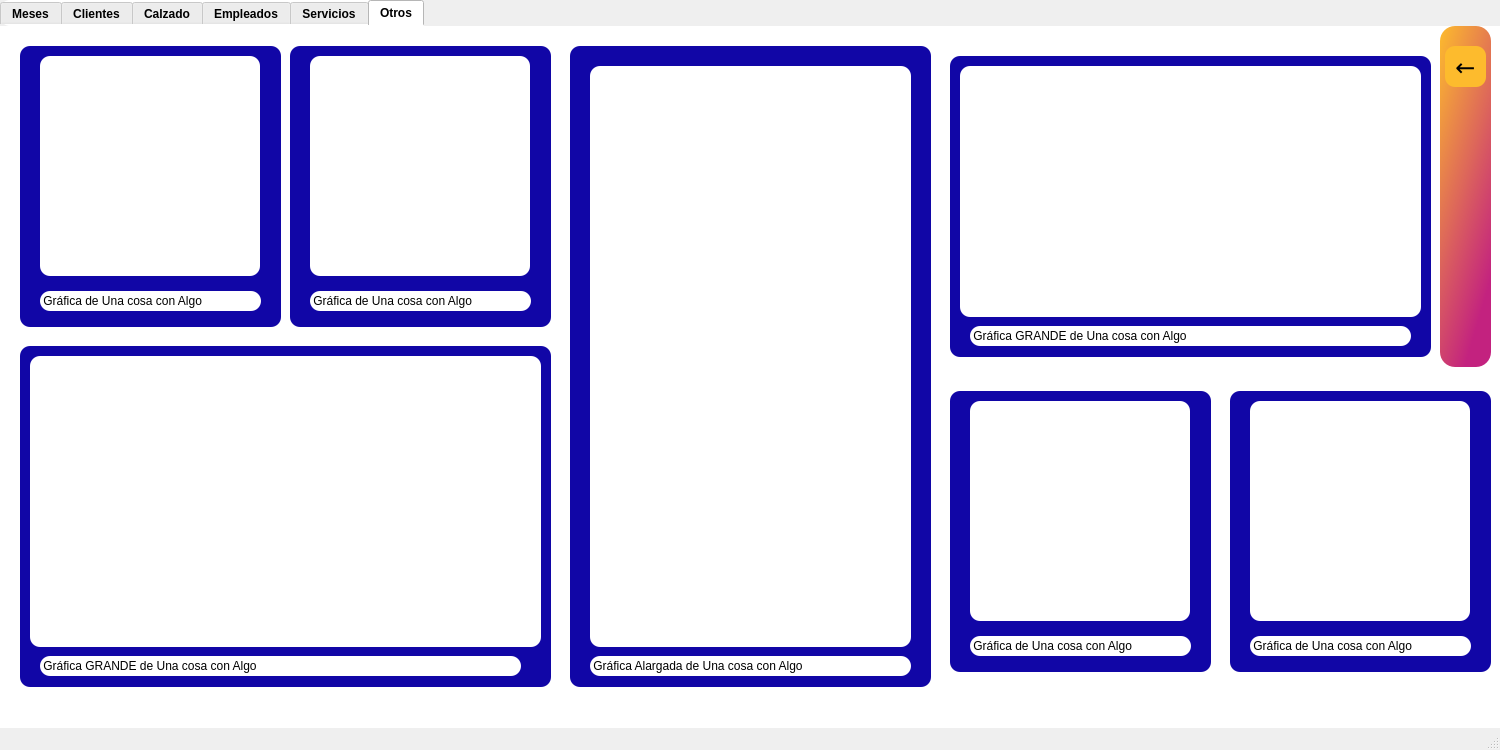
This is dashboard.ui in xXDatiXx/DashBoard_Bases as Qt 5 draws it before an edit. The edited form follows.
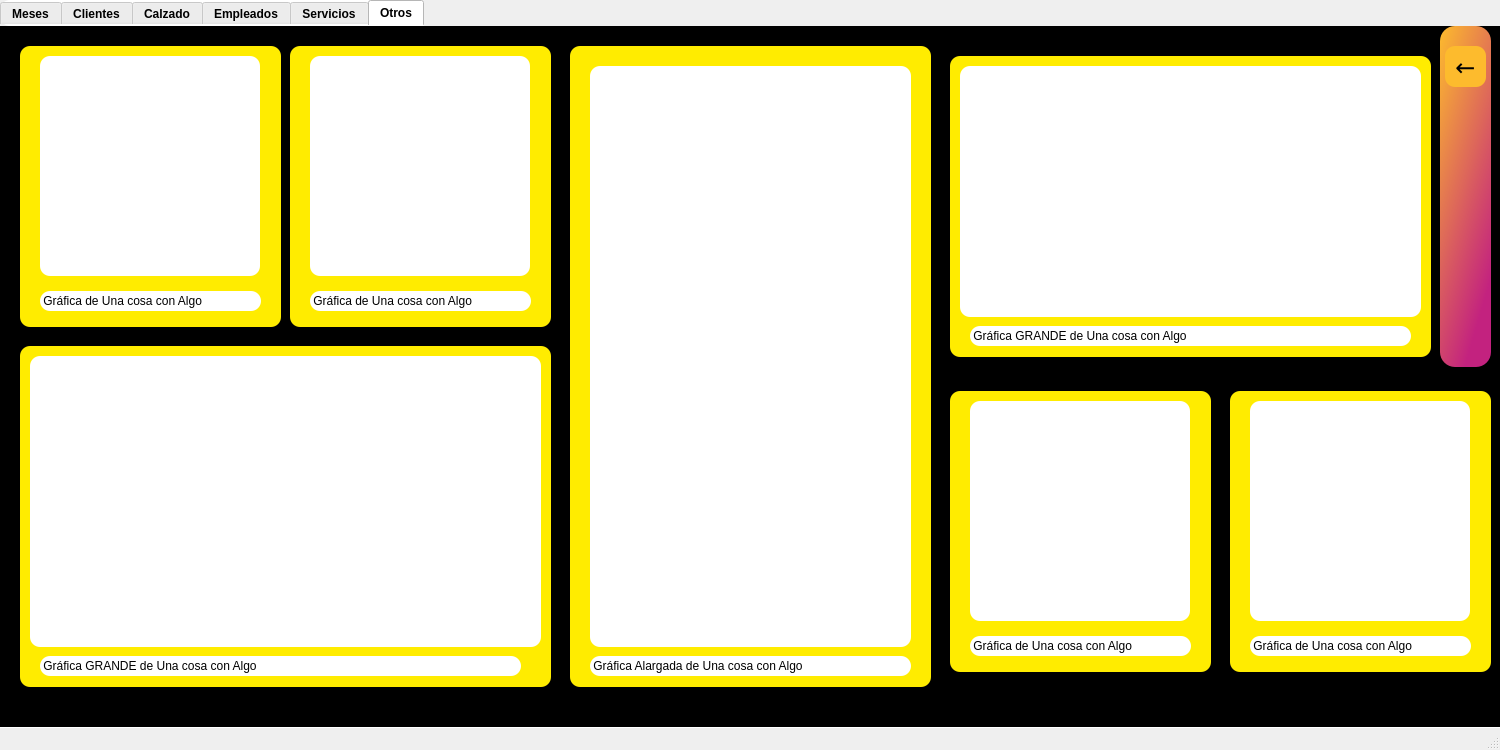
This is the edited form.

Commit message: cambio de colores

```diff
--- a/dashboard.ui
+++ b/dashboard.ui
@@ -1462,7 +1462,7 @@
        </rect>
       </property>
       <property name="styleSheet">
-       <string notr="true">background-color: rgb(17, 6, 166)</string>
+       <string notr="true">background-color: rgb(255, 236, 0)</string>
       </property>
       <property name="text">
        <string/>
@@ -1488,7 +1488,7 @@
        </rect>
       </property>
       <property name="styleSheet">
-       <string notr="true">background-color: rgb(17, 6, 166)</string>
+       <string notr="true">background-color: rgb(255, 236, 0 )</string>
       </property>
       <property name="text">
        <string/>
@@ -1540,7 +1540,7 @@
        </rect>
       </property>
       <property name="styleSheet">
-       <string notr="true">background-color: rgb(17, 6, 166)</string>
+       <string notr="true">background-color: rgb(255, 236, 0)</string>
       </property>
       <property name="text">
        <string/>
@@ -1579,8 +1579,7 @@
        </rect>
       </property>
       <property name="styleSheet">
-       <string notr="true">background-color: qconicalgradient(cx:0.5, cy:0.5, angle:0, stop:0 rgb(111, 7, 156), stop:0.16 rgb(190, 25, 255), stop:0.225 rgb(219, 75, 255), stop:0.285 rgb(110, 26, 162), stop:0.345 rgb(203, 12, 255), stop:0.415 rgb(219, 10, 255), stop:0.52 rgb(102, 45, 181), stop:0.57 rgb(106, 14, 198), stop:0.635 rgb(219, 75, 255), stop:0.695 rgb(110, 26, 162), stop:0.75 rgb(187, 26, 255), stop:0.815 rgb(102, 45, 181), stop:0.88 rgb(106, 14, 198), stop:0.935 rgb(190, 25, 255), stop:1 rgb(111, 7, 156))
-</string>
+       <string notr="true">background-color: black</string>
       </property>
       <property name="text">
        <string/>
@@ -1596,7 +1595,7 @@
        </rect>
       </property>
       <property name="styleSheet">
-       <string notr="true">background-color: rgb(17, 6, 166)</string>
+       <string notr="true">background-color: rgb(255, 236, 0)</string>
       </property>
       <property name="text">
        <string/>
@@ -1635,7 +1634,7 @@
        </rect>
       </property>
       <property name="styleSheet">
-       <string notr="true">background-color: rgb(17, 6, 166)</string>
+       <string notr="true">background-color: rgb(255, 236, 0)</string>
       </property>
       <property name="text">
        <string/>
@@ -1651,7 +1650,7 @@
        </rect>
       </property>
       <property name="styleSheet">
-       <string notr="true">background-color: rgb(17, 6, 166)</string>
+       <string notr="true">background-color: rgb(255, 236, 0)</string>
       </property>
       <property name="text">
        <string/>
@@ -1733,7 +1732,7 @@
        </rect>
       </property>
       <property name="styleSheet">
-       <string notr="true">background-color: rgb(17, 6, 166)</string>
+       <string notr="true">background-color: rgb(255, 236, 0)</string>
       </property>
       <property name="text">
        <string/>
```
Left out of the diff: 2 changed lines with no effect on the pictures. The commit also changes 2 other files.
